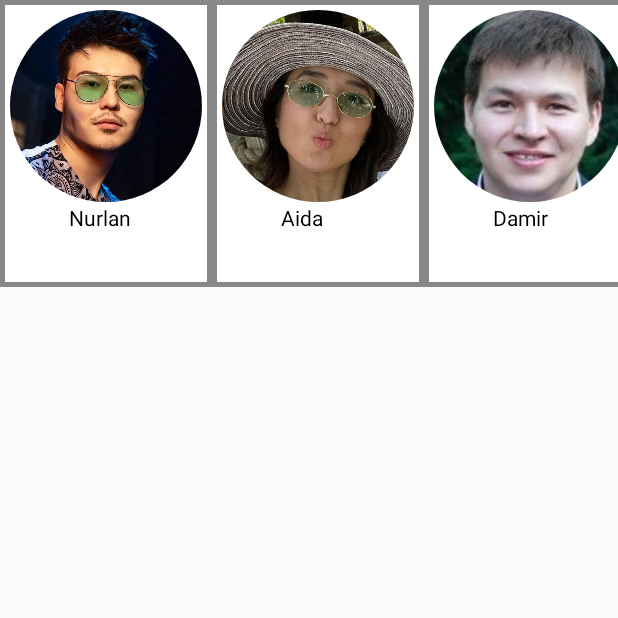
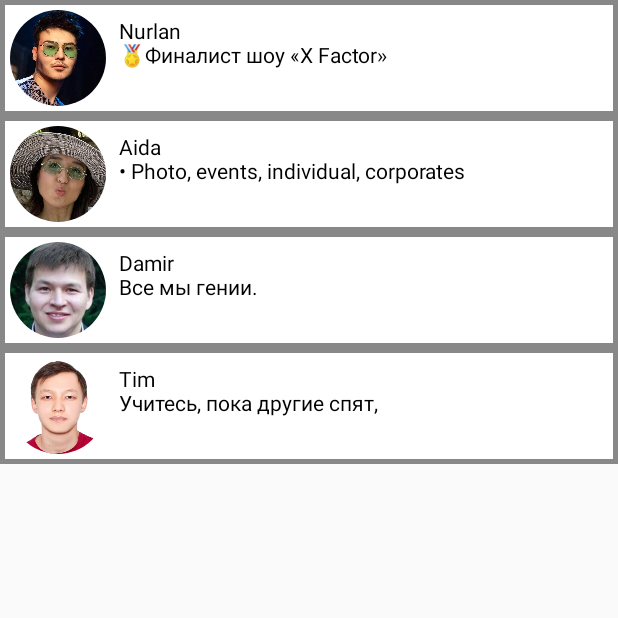
Before and after one commit to TemirlanKN/JetpackCompose, an Android app built with Jetpack Compose: the screen it shows after launch (MainActivity), on a phone screen of 412 x 824 dp, the top half of it. Run offline under Robolectric (Android 15) with nearby library versions, the phone set to English and light mode, and no system bars.

Commit message:
lazyColumn with list of guys

```diff
--- a/app/src/main/java/com/trasty/compose/ItemRowModel.kt
+++ b/app/src/main/java/com/trasty/compose/ItemRowModel.kt
@@ -2,5 +2,6 @@ package com.trasty.compose
 
 data class ItemRowModel(
     val ImageId: Int,
-    val title: String
+    val title: String,
+    val content: String
 )
--- a/app/src/main/java/com/trasty/compose/MainActivity.kt
+++ b/app/src/main/java/com/trasty/compose/MainActivity.kt
@@ -42,16 +42,16 @@ class MainActivity : ComponentActivity() {
     override fun onCreate(savedInstanceState: Bundle?) {
         super.onCreate(savedInstanceState)
         setContent {
-            LazyRow(modifier = Modifier
+            LazyColumn(modifier = Modifier
                 .fillMaxWidth()
                 .background(Color.Gray)
             ){
                 itemsIndexed(
                     listOf(
-                        ItemRowModel(R.drawable.nurlan, "Nurlan"),
-                        ItemRowModel(R.drawable.aida, "Aida"),
-                        ItemRowModel(R.drawable.damir, "Damir"),
-                        ItemRowModel(R.drawable.my, "Tim")
+                        ItemRowModel(R.drawable.nurlan, "Nurlan", getString(R.string.nurlan_info)),
+                        ItemRowModel(R.drawable.aida, "Aida", getString(R.string.aida_info)),
+                        ItemRowModel(R.drawable.damir, "Damir", getString(R.string.damir_info)),
+                        ItemRowModel(R.drawable.my, "Tim", getString(R.string.tim_info))
                     )
                 ){ _, item ->
                     MyRow(item = item)
--- a/app/src/main/java/com/trasty/compose/itemRow.kt
+++ b/app/src/main/java/com/trasty/compose/itemRow.kt
@@ -2,12 +2,15 @@ package com.trasty.compose
 
 import androidx.compose.foundation.Image
 import androidx.compose.foundation.background
-import androidx.compose.foundation.layout.Column
-import androidx.compose.foundation.layout.padding
-import androidx.compose.foundation.layout.size
+import androidx.compose.foundation.clickable
+import androidx.compose.foundation.layout.*
 import androidx.compose.foundation.shape.CircleShape
 import androidx.compose.material.Text
 import androidx.compose.runtime.Composable
+import androidx.compose.runtime.getValue
+import androidx.compose.runtime.setValue
+import androidx.compose.runtime.mutableStateOf
+import androidx.compose.runtime.remember
 import androidx.compose.ui.Alignment
 import androidx.compose.ui.Modifier
 import androidx.compose.ui.draw.clip
@@ -18,20 +21,30 @@ import androidx.compose.ui.unit.dp
 
 @Composable
 fun MyRow(item: ItemRowModel) {
-    Column(
-        horizontalAlignment = Alignment.CenterHorizontally,
+    var isExpanded by remember{
+        mutableStateOf(false)
+    } //обьект состояние, нужный чтобы переменная сохранялась в памяти
+    // чтобы контент обновлялся(перерисовывался) при изменении обьекта состояния
+    Row(
         modifier = Modifier
             .padding(3.dp)
+            .fillMaxWidth()
             .background(Color.White)
     ){
         Image(painter = painterResource(id = item.ImageId),
             contentDescription = "Image",
             contentScale = ContentScale.Crop,
-            modifier = Modifier.padding(3.dp)
-                .size(128.dp)
+            modifier = Modifier
+                .padding(3.dp)
+                .size(64.dp)
                 .clip(CircleShape)
         )
-        Text(text = item.title, Modifier
-            .size(50.dp))
+        Column(modifier = Modifier
+            .padding(start = 5.dp, top = 10.dp)) {
+            Text(text = item.title)
+            Text(modifier = Modifier.clickable{
+                isExpanded = !isExpanded
+                }, maxLines = if(isExpanded) 10 else 1, text = item.content)
+        }
     }
 }
--- a/app/src/main/res/values/strings.xml
+++ b/app/src/main/res/values/strings.xml
@@ -1,3 +1,14 @@
 <resources>
     <string name="app_name">compose</string>
+    <string name="nurlan_info">🏅Финалист шоу «X Factor» \n ✈️Посетил более 70 стран
+        \n 🎙Автор и исполнитель песен \n 📺 Телеведущий</string>
+    <string name="aida_info">• Photo, events, individual, corporates \n • Sony \n
+            \n 📍Miami, FL \n Japanese 😍</string>
+    <string name="damir_info">Все мы гении. \n
+        Но если вы будете судить рыбу по её способности взбираться на дерево,
+        \n она проживёт всю жизнь, считая себя дурой.</string>
+    <string name="tim_info">Учитесь, пока другие спят, \n
+        работайте, пока другие отдыхают, \n
+        будьте готовы, пока другие расслабляются \n
+        и мечтайте, пока другие плачутся.</string>
 </resources>
```
